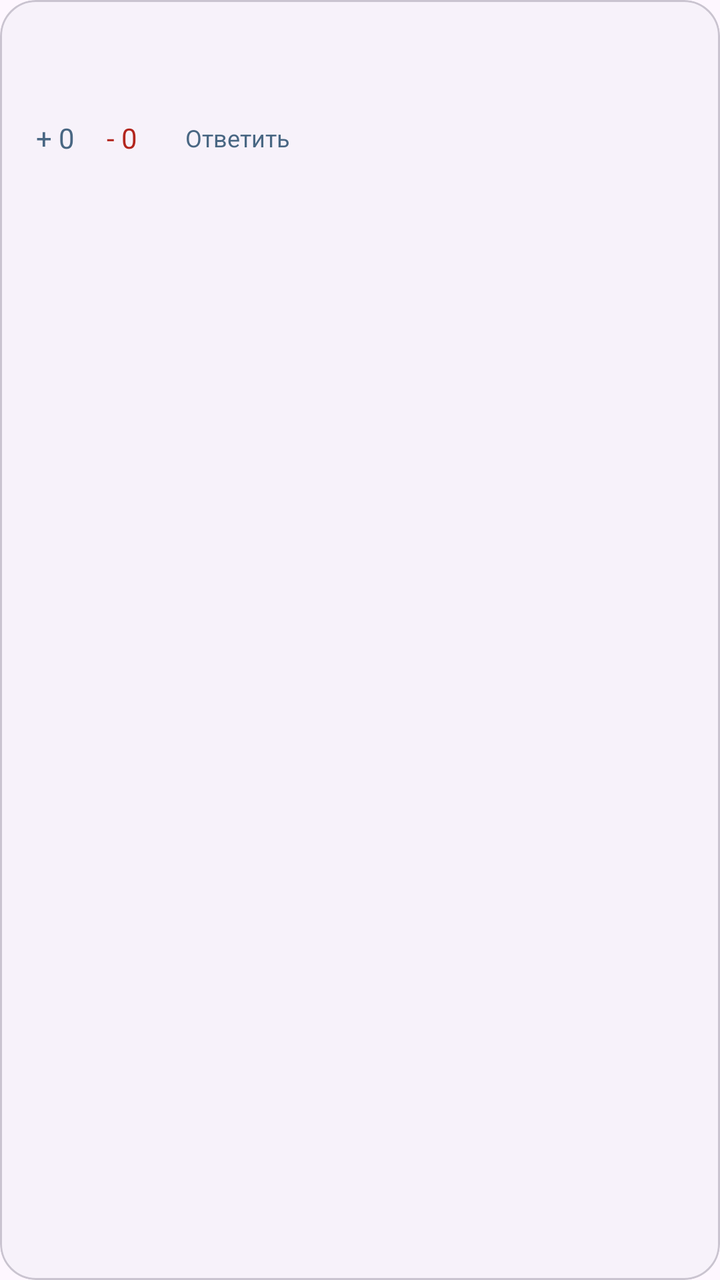
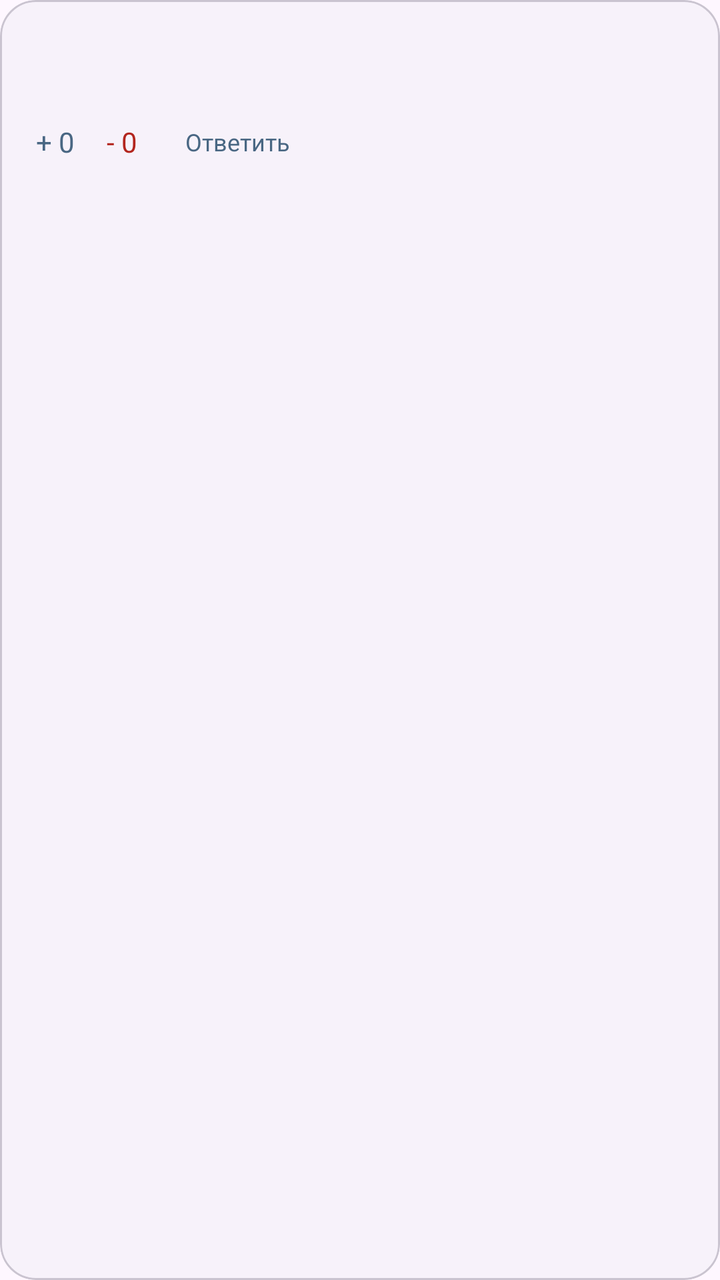

Compare the two renders of this Android layout. The source of the first and the diff that turns it into the second are given below.
<!-- AndroidManifest.xml: application theme Theme.BaseHome -->
<!-- res/layout/item_comment.xml -->
<?xml version="1.0" encoding="utf-8"?>
<com.google.android.material.card.MaterialCardView xmlns:android="http://schemas.android.com/apk/res/android"
    xmlns:app="http://schemas.android.com/apk/res-auto"
    android:layout_width="match_parent"
    android:layout_height="wrap_content"
    android:layout_marginBottom="8dp"
    app:cardBackgroundColor="?attr/colorSurfaceContainerLow"
    app:cardCornerRadius="18dp"
    app:cardElevation="0dp"
    app:strokeColor="?attr/colorOutlineVariant"
    app:strokeWidth="1dp">

    <LinearLayout
        android:id="@+id/commentContent"
        android:layout_width="match_parent"
        android:layout_height="wrap_content"
        android:orientation="vertical"
        android:padding="14dp">

    <LinearLayout
        android:layout_width="match_parent"
        android:layout_height="wrap_content"
        android:orientation="horizontal"
        android:gravity="center_vertical">

        <LinearLayout
            android:layout_width="0dp"
            android:layout_height="wrap_content"
            android:layout_weight="1"
            android:orientation="horizontal">

            <TextView
                android:id="@+id/tvCommentAuthor"
                android:layout_width="wrap_content"
                android:layout_height="wrap_content"
                android:textSize="12sp"
                android:textStyle="bold"
                android:textColor="?android:attr/textColorSecondary" />

            <TextView
                android:id="@+id/tvCommentDate"
                android:layout_width="wrap_content"
                android:layout_height="wrap_content"
                android:textSize="10sp"
                android:textColor="?android:attr/textColorSecondary"
                android:alpha="0.7"
                android:layout_marginStart="8dp" />
        </LinearLayout>

        <ImageButton
            android:id="@+id/btnEditComment"
            android:layout_width="24dp"
            android:layout_height="24dp"
            android:src="@android:drawable/ic_menu_edit"
            android:background="?android:attr/selectableItemBackgroundBorderless"
            app:tint="?attr/colorPrimary"
            android:visibility="gone"
            android:layout_marginEnd="4dp" />

        <ImageButton
            android:id="@+id/btnDeleteComment"
            android:layout_width="24dp"
            android:layout_height="24dp"
            android:src="@android:drawable/ic_menu_delete"
            android:background="?android:attr/selectableItemBackgroundBorderless"
            app:tint="?attr/colorError"
            android:visibility="gone" />
    </LinearLayout>

    <TextView
        android:id="@+id/tvCommentText"
        android:layout_width="match_parent"
        android:layout_height="wrap_content"
        android:textSize="14sp"
        android:textColor="?android:attr/textColorPrimary"
        android:layout_marginTop="2dp" />

    <LinearLayout
        android:layout_width="match_parent"
        android:layout_height="wrap_content"
        android:orientation="horizontal"
        android:layout_marginTop="4dp"
        android:gravity="center_vertical">

        <TextView
            android:id="@+id/btnPlus"
            android:layout_width="wrap_content"
            android:layout_height="wrap_content"
            android:text="+ 0"
            android:padding="4dp"
            android:textColor="?attr/colorPrimary"
            android:background="?android:attr/selectableItemBackground" />

        <TextView
            android:id="@+id/btnMinus"
            android:layout_width="wrap_content"
            android:layout_height="wrap_content"
            android:text="- 0"
            android:padding="4dp"
            android:layout_marginStart="8dp"
            android:textColor="?attr/colorError"
            android:background="?android:attr/selectableItemBackground" />

        <TextView
            android:id="@+id/btnReply"
            android:layout_width="wrap_content"
            android:layout_height="wrap_content"
            android:text="Ответить"
            android:textSize="12sp"
            android:layout_marginStart="16dp"
            android:padding="4dp"
            android:textColor="?attr/colorPrimary"
            android:background="?android:attr/selectableItemBackground" />
    </LinearLayout>
    </LinearLayout>
</com.google.android.material.card.MaterialCardView>
<!-- resources referenced by this layout -->
<resources>
  <style name="Theme.BaseHome" parent="Base.Theme.BaseHome" />
  <style name="Base.Theme.BaseHome" parent="Theme.Material3.DayNight.NoActionBar">
          <item name="colorPrimary">@color/brand_primary</item>
          <item name="colorSecondary">@color/brand_accent</item>
          <item name="colorSurface">?android:attr/colorBackground</item>
          <item name="colorOutline">?android:attr/textColorHint</item>
          <item name="shapeAppearanceSmallComponent">@style/ShapeAppearance.BaseHome.Small</item>
          <item name="shapeAppearanceMediumComponent">@style/ShapeAppearance.BaseHome.Medium</item>
      </style>
  <color name="brand_primary">#496783</color>
  <color name="brand_accent">#6A7F6A</color>
  <style name="ShapeAppearance.BaseHome.Small" parent="ShapeAppearance.Material3.Corner.Small">
          <item name="cornerSize">12dp</item>
      </style>
  <style name="ShapeAppearance.BaseHome.Medium" parent="ShapeAppearance.Material3.Corner.Medium">
          <item name="cornerSize">20dp</item>
      </style>
</resources>

<!-- the commit's change to res/layout/item_comment.xml (unified diff, before → after) -->
@@ -15,7 +15,8 @@
         android:layout_width="match_parent"
         android:layout_height="wrap_content"
         android:orientation="vertical"
-        android:padding="14dp">
+        android:padding="14dp"
+        android:background="?attr/colorSurfaceContainerLow">
 
     <LinearLayout
         android:layout_width="match_parent"
@@ -31,19 +32,22 @@
 
             <TextView
                 android:id="@+id/tvCommentAuthor"
-                android:layout_width="wrap_content"
+                android:layout_width="0dp"
                 android:layout_height="wrap_content"
+                android:layout_weight="1"
                 android:textSize="12sp"
                 android:textStyle="bold"
-                android:textColor="?android:attr/textColorSecondary" />
+                android:textColor="?attr/colorOnSurfaceVariant"
+                android:maxLines="1"
+                android:ellipsize="end" />
 
             <TextView
                 android:id="@+id/tvCommentDate"
                 android:layout_width="wrap_content"
                 android:layout_height="wrap_content"
                 android:textSize="10sp"
-                android:textColor="?android:attr/textColorSecondary"
-                android:alpha="0.7"
+                android:textColor="?attr/colorOnSurfaceVariant"
+                android:alpha="0.8"
                 android:layout_marginStart="8dp" />
         </LinearLayout>
 
@@ -73,7 +77,8 @@
         android:layout_height="wrap_content"
         android:textSize="14sp"
         android:textColor="?android:attr/textColorPrimary"
-        android:layout_marginTop="2dp" />
+        android:layout_marginTop="4dp"
+        android:lineSpacingExtra="2dp" />
 
     <LinearLayout
         android:layout_width="match_parent"
